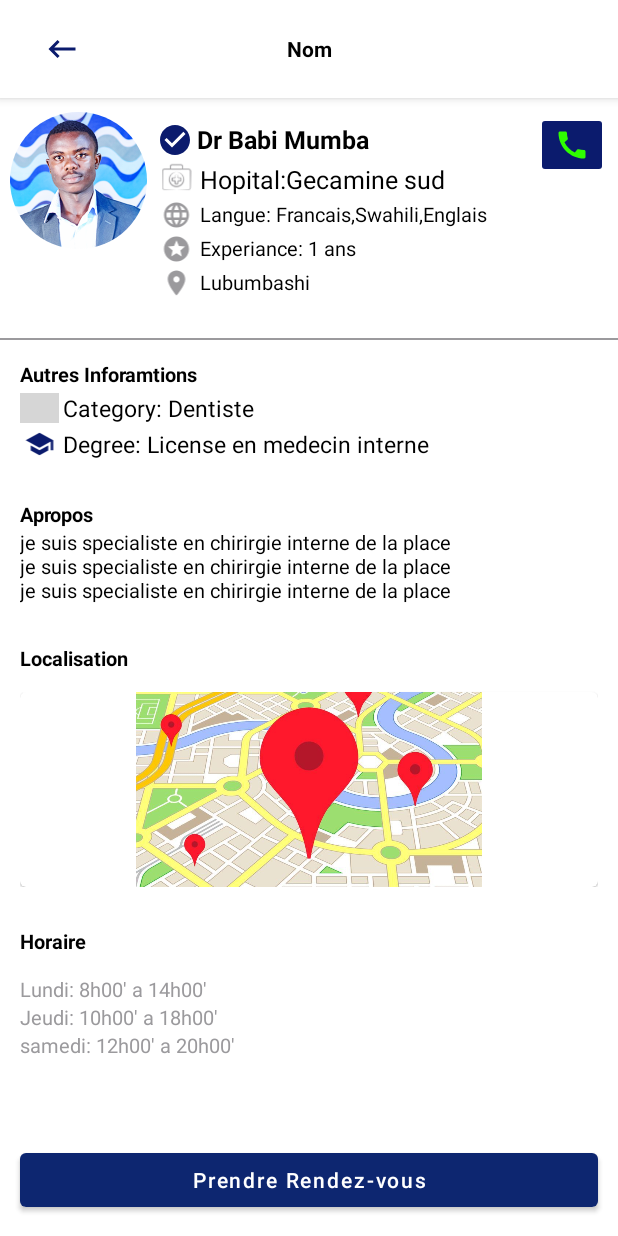
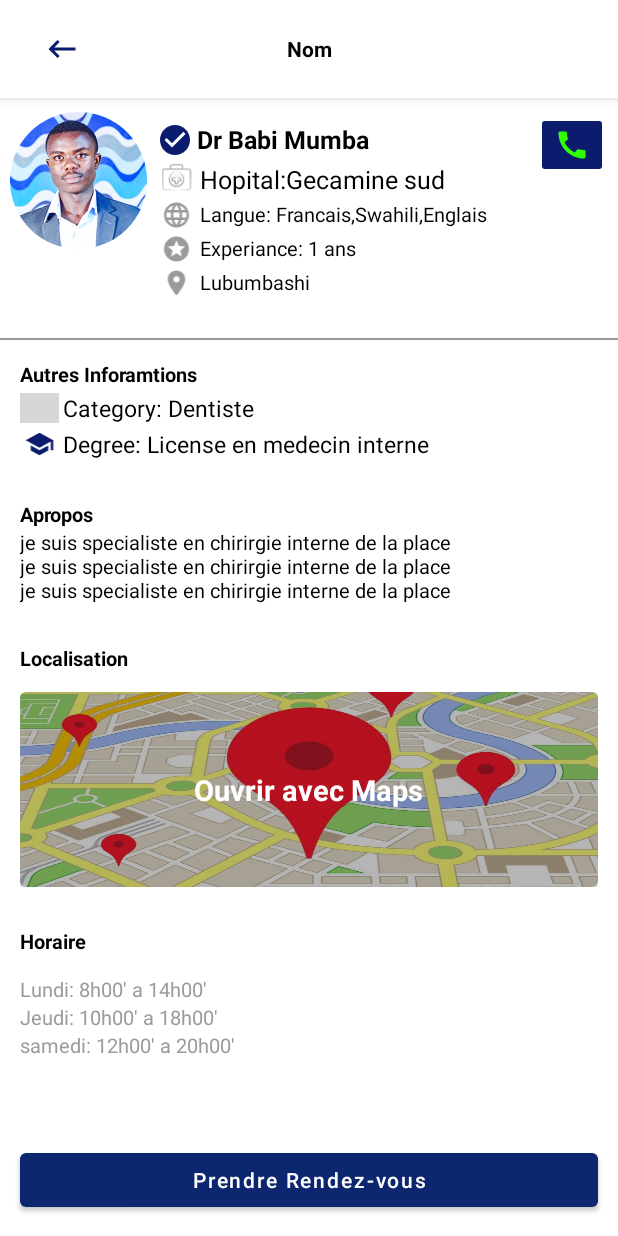
Before and after one commit to BabiMumba/MedRad, an Android app: the DetailDoctorActivity screen opened directly, with no data from a screen before it, on a phone screen of 412 x 824 dp. Run offline under Robolectric (Android 15) with nearby library versions, the phone set to English and light mode, and no system bars; our stand-ins replace CircleImageView, sdp/ssp sizes; grey boxes are pictures that could not be loaded.

```diff
--- a/app/src/main/AndroidManifest.xml
+++ b/app/src/main/AndroidManifest.xml
@@ -1,6 +1,12 @@
 <?xml version="1.0" encoding="utf-8"?>
 <manifest xmlns:android="http://schemas.android.com/apk/res/android"
     xmlns:tools="http://schemas.android.com/tools">
+
+
+    <uses-permission android:name="android.permission.INTERNET" />
+    <uses-permission android:name="android.permission.ACCESS_WIFI_STATE" />
+    <uses-permission android:name="android.permission.ACCESS_FINE_LOCATION"/>
+    <uses-permission android:name="android.permission.ACCESS_COARSE_LOCATION"/>
 
     <application
         android:allowBackup="true"
--- a/app/src/main/java/cd/babitech/medrad/Activity/DetailDoctorActivity.kt
+++ b/app/src/main/java/cd/babitech/medrad/Activity/DetailDoctorActivity.kt
@@ -2,12 +2,15 @@ package cd.babitech.medrad.Activity
 
 import android.app.DatePickerDialog
 import android.app.TimePickerDialog
+import android.content.Intent
+import android.net.Uri
 import android.os.Build
 import androidx.appcompat.app.AppCompatActivity
 import android.os.Bundle
 import android.view.View
 import android.widget.DatePicker
 import android.widget.TimePicker
+import android.widget.Toast
 import androidx.annotation.RequiresApi
 import androidx.appcompat.app.AlertDialog
 import cd.babitech.medrad.R
@@ -25,9 +28,23 @@ class DetailDoctorActivity : AppCompatActivity() {
         binding = ActivityDetailDoctorBinding.inflate(layoutInflater)
         setContentView(binding.root)
 
+        val doctor_id = intent.getStringExtra("doctor_id")
+
+        if (doctor_id!=""){
+            Toast.makeText(this, "$doctor_id", Toast.LENGTH_SHORT).show()
+        }else{
+            Toast.makeText(this, "le lien est vide", Toast.LENGTH_SHORT).show()
+        }
+
         binding.rendezBtn.setOnClickListener {
             showDateTimeDialog()
+        }
+        binding.toolbar.ivBack.setOnClickListener {
+            onBackPressed()
+        }
 
+        binding.location.setOnClickListener {
+            launchMaps()
         }
 
 
@@ -52,5 +69,15 @@ class DetailDoctorActivity : AppCompatActivity() {
         dateTimeDialog.show()
     }
 
+    fun launchMaps() {
+       // //((-11.687933, 27.489543), 27.489543)
+        val latitude = -11.687933 // Votre latitude
+        val longitude = 27.489543 // Votre longitude
+        val uri = Uri.parse("geo:$latitude,$longitude")
+        val intent = Intent(Intent.ACTION_VIEW, uri)
+        intent.setPackage("com.google.android.apps.maps")
+        startActivity(intent)
+    }
+
 
 }
--- a/app/src/main/java/cd/babitech/medrad/Activity/DoctorListActivity.kt
+++ b/app/src/main/java/cd/babitech/medrad/Activity/DoctorListActivity.kt
@@ -2,6 +2,7 @@ package cd.babitech.medrad.Activity
 
 import androidx.appcompat.app.AppCompatActivity
 import android.os.Bundle
+import android.view.View
 import cd.babitech.medrad.Adapter.DoctorAdapter
 import cd.babitech.medrad.Adapter.Speciality
 import cd.babitech.medrad.Model.doctormd
@@ -33,6 +34,7 @@ class DoctorListActivity : AppCompatActivity() {
 
     fun getdoctor(){
         val database = FirebaseDatabase.getInstance()
+        binding.progressItem.loaderFrameLayout.visibility = View.VISIBLE
         database.getReference(DATA.doctor)
             .addValueEventListener(object : ValueEventListener {
                 override fun onDataChange(snapshot: DataSnapshot) {
@@ -43,6 +45,8 @@ class DoctorListActivity : AppCompatActivity() {
                     }
                     adapter!!.notifyDataSetChanged()
                     // binding.progressBar.visibility = View.GONE
+                    binding.progressItem.loaderFrameLayout.visibility = View.GONE
+
 
                 }
 
--- a/app/src/main/java/cd/babitech/medrad/Model/doctormd.kt
+++ b/app/src/main/java/cd/babitech/medrad/Model/doctormd.kt
@@ -15,6 +15,8 @@ data class doctormd(
     val horaire: String="",
     val biographie: String="",
     val doctor_id: String="",
+    val latitude: String="",
+    val longitude: String="",
 
 
     )
--- a/app/src/main/res/layout/activity_detail_doctor.xml
+++ b/app/src/main/res/layout/activity_detail_doctor.xml
@@ -269,16 +269,37 @@
                     android:textColor="@color/primary_text"
                     />
                 <com.google.android.material.card.MaterialCardView
+                    android:id="@+id/location"
                     android:layout_marginTop="@dimen/_10sdp"
                     android:layout_width="match_parent"
                     android:layout_height="@dimen/_100sdp"
                     >
-                    <ImageView
-                        android:layout_width="wrap_content"
-                        android:layout_height="match_parent"
-                        android:src="@drawable/maps_img"
-                        android:scaleType="fitCenter"
-                        />
+                    <RelativeLayout
+                        android:layout_width="match_parent"
+                        android:layout_height="wrap_content">
+
+                        <ImageView
+                            android:layout_width="match_parent"
+                            android:layout_height="match_parent"
+                            android:src="@drawable/maps_img"
+                            android:scaleType="fitXY"
+                            />
+                        <View
+                            android:layout_width="match_parent"
+                            android:layout_height="match_parent"
+                            android:background="#4A000000"
+                            />
+                        <TextView
+                            android:layout_width="wrap_content"
+                            android:layout_height="wrap_content"
+                            android:text="Ouvrir avec Maps"
+                            android:layout_centerInParent="true"
+                            android:textStyle="bold"
+                            android:textColor="@color/white"
+                            android:textSize="@dimen/_15ssp"
+                            />
+                    </RelativeLayout>
+
                 </com.google.android.material.card.MaterialCardView>
 
 
--- a/app/src/main/res/values/colors.xml
+++ b/app/src/main/res/values/colors.xml
@@ -16,5 +16,6 @@
     <color name="input_background">#D8D5D5</color>
     <color name="grey">#a9a9a9</color>
     <color name="black">#000000</color>
+    <color name="loader_background_color">#55AAAAAA</color>
 
 </resources>
--- a/app/src/main/res/values/strings.xml
+++ b/app/src/main/res/values/strings.xml
@@ -7,6 +7,7 @@
     <string name="doctor_title"></string>
     <string name="slogan_1">Changer la façon dont vous recevez des soins\n de santé avec l\'excellence médicale.</string>
     <string name="med_deta">Inscription d\'un médecin professionnel médical pour une consultation médicale en ligne</string>
+    <string name="search_placeholder_text">Rechercher un docteur</string>
     <string-array name="langue">
         <item>Francais</item>
         <item>Englais</item>
```
Also changed, not shown: app/src/main/java/cd/babitech/medrad/Adapter/DoctorAdapter.kt (+11 -0 lines), app/src/main/java/cd/babitech/medrad/Auth/doctor/RegisterDoctActivity.kt (+7 -1 lines), app/src/main/res/layout/activity_doctor_list.xml (+15 -0 lines), app/src/main/res/layout/progress_item.xml (added, +22 -0 lines), app/src/main/res/layout/search_bar.xml (added, +53 -0 lines).
